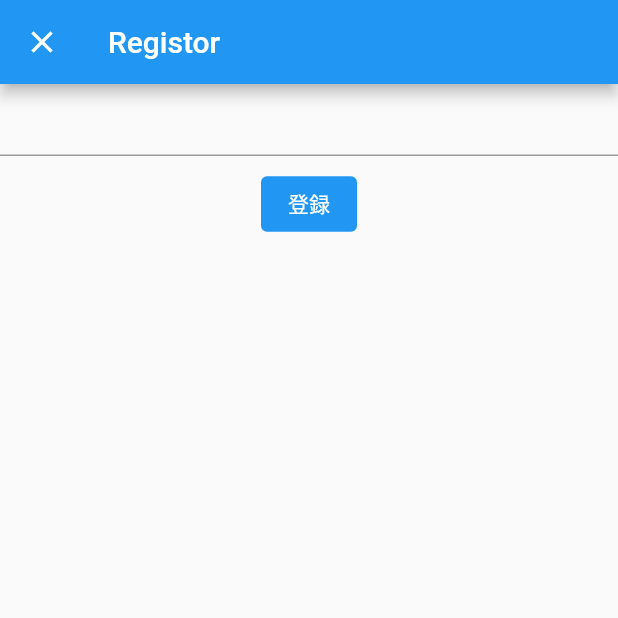
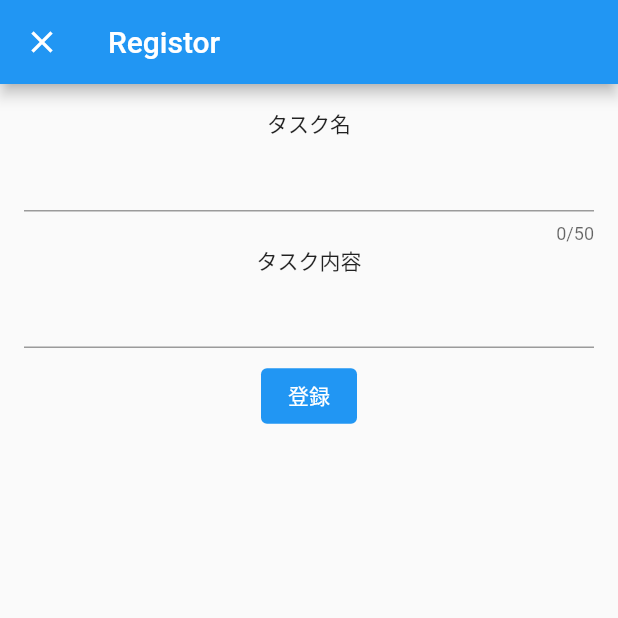
Before and after one commit to k-awoki/flutter-todo-app, a Flutter app: the screen it shows after launch, after a tap on the "add" icon, on a phone screen of 412 x 824 dp, the top half of it. Run offline on Flutter 3.47's test engine with Material 2 defaults, Android fonts, the phone set to English and light mode, and no system bars; our stand-ins replace drift; accounts and stored records are empty; generated files the repository leaves out were written again.

Commit message:
ローカルDBへの登録処理を追加

```diff
--- a/lib/features/list/list_page.dart
+++ b/lib/features/list/list_page.dart
@@ -1,69 +1,51 @@
 import 'package:flutter/material.dart';
+import 'package:todo/core/db/todo_database.dart';
 import 'package:todo/features/list/list_cell.dart';
 import 'package:todo/features/register/register_page.dart';
 
 class ListPage extends StatefulWidget {
-  const ListPage({super.key});
+  const ListPage({super.key, required this.database});
+
+  final TodoDatabase database;
 
   @override
   State<ListPage> createState() => _ListPageState();
 }
 
 class _ListPageState extends State<ListPage> {
-  String _text = '';
-  final List<String> _tasks = [];
-
-  void _handleText(String text) {
-    _text = text;
-  }
-
-  void _handleButtonTapped() {
-    setState(() {
-      _tasks.add(_text);
-    });
-  }
-
   @override
   Widget build(BuildContext context) {
     return Scaffold(
       appBar: AppBar(
         title: const Text('Todo'),
       ),
-      body: Padding(
-        padding: const EdgeInsets.all(16),
-        child: Column(
-          mainAxisAlignment: MainAxisAlignment.center,
-          children: [
-            Row(
-              children: [
-                Flexible(child: TextField(onChanged: _handleText)),
-                const SizedBox(width: 8),
-                TextButton(
-                  onPressed: _handleButtonTapped,
-                  style: TextButton.styleFrom(
-                      backgroundColor: Colors.blue,
-                      foregroundColor: Colors.white),
-                  child: const Text('登録'),
+      body: StreamBuilder(
+          stream: widget.database.watchEntries(),
+          builder: (context, snapshot) {
+            if (snapshot.connectionState == ConnectionState.waiting) {
+              return const Center(child: CircularProgressIndicator());
+            } else {
+              // TODO: タスク未登録時の分岐処理を追加する
+              return Padding(
+                padding: const EdgeInsets.all(16),
+                child: Flexible(
+                  child: ListView.builder(
+                    itemCount: snapshot.data?.length,
+                    itemBuilder: ((context, index) {
+                      return ListCell(
+                          taskText: snapshot.data?[index].title ?? 'データがありません');
+                    }),
+                  ),
                 ),
-              ],
-            ),
-            Flexible(
-              child: ListView.builder(
-                itemCount: _tasks.length,
-                itemBuilder: ((context, index) {
-                  return ListCell(taskText: _tasks[index]);
-                }),
-              ),
-            ),
-          ],
-        ),
-      ),
+              );
+            }
+          }),
       floatingActionButton: FloatingActionButton(
         onPressed: () {
           Navigator.push(
             context,
             MaterialPageRoute(
-                builder: (context) => const RegisterPage(),
+                builder: (context) => RegisterPage(database: widget.database),
                 fullscreenDialog: true),
           );
         },
--- a/lib/features/register/register_page.dart
+++ b/lib/features/register/register_page.dart
@@ -1,25 +1,73 @@
 import 'package:flutter/material.dart';
+import 'package:todo/core/db/todo_database.dart';
 
-class RegisterPage extends StatelessWidget {
-  const RegisterPage({super.key});
+class RegisterPage extends StatefulWidget {
+  const RegisterPage({super.key, required this.database});
 
-  void _tappedRegisterButton() {}
+  final TodoDatabase database;
+
+  @override
+  State<RegisterPage> createState() => _RegisterPageState();
+}
+
+class _RegisterPageState extends State<RegisterPage> {
+  String _titleText = '';
+  String _contentText = '';
+
+  void _handleTitleText(String text) {
+    _titleText = text;
+  }
+
+  void _handleContentText(String text) {
+    _contentText = text;
+  }
 
   @override
   Widget build(BuildContext context) {
     return Scaffold(
       appBar: AppBar(title: const Text('Registor')),
-      body: Column(
+      body: Stack(
         children: [
-          const TextField(),
-          const SizedBox(height: 8),
-          TextButton(
-            onPressed: _tappedRegisterButton,
-            style: TextButton.styleFrom(
-                backgroundColor: Colors.blue, foregroundColor: Colors.white),
-            child: const Text('登録'),
+          Padding(
+            padding: const EdgeInsets.all(16),
+            child: Column(
+              children: [
+                const Text('タスク名'),
+                TextField(
+                  onChanged: _handleTitleText,
+                  maxLength: 50,
+                  maxLines: 1,
+                ),
+                const Text('タスク内容'),
+                TextField(onChanged: _handleContentText, maxLines: 1),
+                const SizedBox(height: 8),
+                TextButton(
+                  onPressed: () {
+                    widget.database
+                        .insertTask(_titleText, _contentText, Priority.middle)
+                        .then((value) => Navigator.pop(context));
+                  },
+                  style: TextButton.styleFrom(
+                    backgroundColor: Colors.blue,
+                    foregroundColor: Colors.white,
+                  ),
+                  child: const Text('登録'),
+                ),
+                const Spacer(),
+              ],
+            ),
           ),
-          const Spacer(),
+          StreamBuilder(
+            stream: widget.database.watchEntries(),
+            builder: (context, snapshot) {
+              if (snapshot.connectionState == ConnectionState.waiting) {
+                return const Center(child: CircularProgressIndicator());
+              } else {
+                // TODO: 登録完了ダイアログ出すようにする
+                return const Spacer();
+              }
+            },
+          ),
         ],
       ),
     );
--- a/lib/main.dart
+++ b/lib/main.dart
@@ -1,12 +1,18 @@
 import 'package:flutter/material.dart';
+import 'package:todo/core/db/todo_database.dart';
 import 'package:todo/features/list/list_page.dart';
 
 void main() {
-  runApp(const TodoApp());
+  final TodoDatabase database = TodoDatabase();
+  runApp(TodoApp(
+    database: database,
+  ));
 }
 
 class TodoApp extends StatelessWidget {
-  const TodoApp({super.key});
+  const TodoApp({super.key, required this.database});
+
+  final TodoDatabase database;
 
   @override
   Widget build(BuildContext context) {
@@ -15,7 +21,9 @@ class TodoApp extends StatelessWidget {
       theme: ThemeData(
         primarySwatch: Colors.blue,
       ),
-      home: const ListPage(),
+      home: ListPage(
+        database: database,
+      ),
     );
   }
 }
```
Also changed, not shown: lib/core/db/todo_database.dart (+21 -3 lines), 7 other files.
